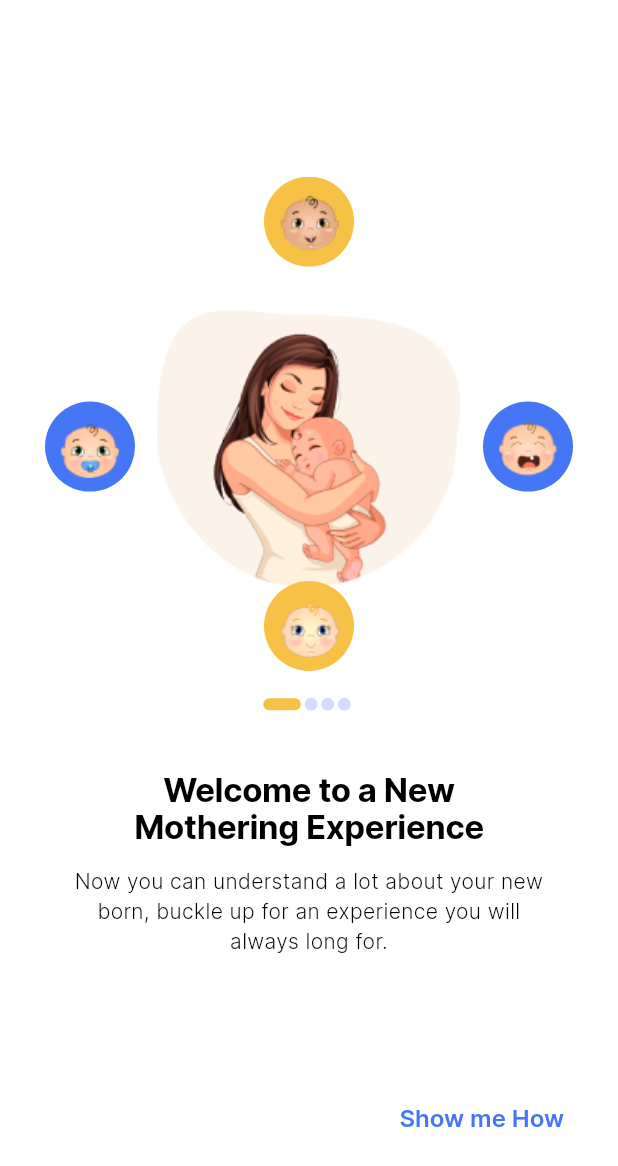
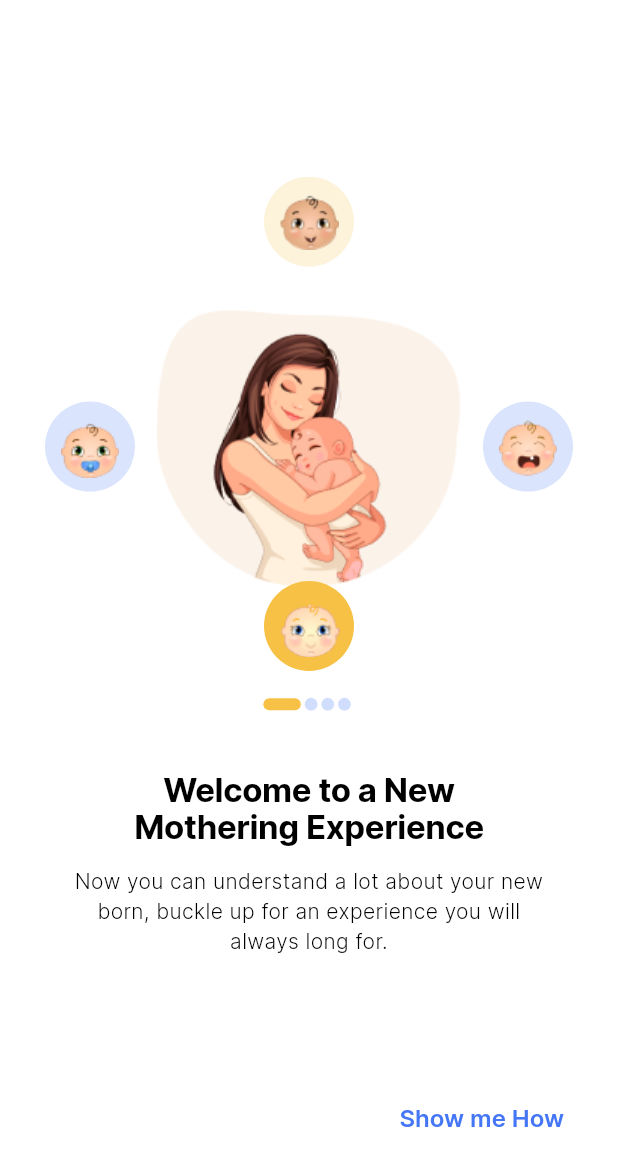
Before and after one commit to Cindy-dev/ubenwa_cynthia, a Flutter app: the screen it shows after launch, on a phone screen of 412 x 824 dp. Shown: the top 1166 px of the screen. Run offline on Flutter 3.47's test engine with Material 2 defaults, Android fonts, the phone set to English and light mode, and no system bars.

Commit message:
animated image implementation update

```diff
--- a/lib/presentation/utils/home_strings.dart
+++ b/lib/presentation/utils/home_strings.dart
@@ -5,4 +5,5 @@ class HomeStrings {
   static String predictCry = "assets/images/predict_cry.png";
   static String sun = "assets/images/sun-fog.png";
   static String wifi = "assets/images/wifi-square.png";
+  static String bell = "assets/images/bell.png";
 }
--- a/lib/presentation/widgets/onboarding_animated_image.dart
+++ b/lib/presentation/widgets/onboarding_animated_image.dart
@@ -23,21 +23,31 @@ class OnboardingAnimatedImage extends StatefulWidget {
 class _OnboardingAnimatedImageState extends State<OnboardingAnimatedImage>
     with TickerProviderStateMixin {
   late AnimationController animationController;
+  late AnimationController scalingAnimationController;
   late Animation<double> animation;
   late Tween<double> slideAnimation;
-  bool isSwiping = false;
+  late double imageOpacity;
 
   @override
   void initState() {
+    imageOpacity = 1;
     animationController = AnimationController(
       vsync: this,
       duration: const Duration(milliseconds: 700),
     );
+    //handles scaling of babies during rotation
+    scalingAnimationController = AnimationController(
+      vsync: this,
+      duration: const Duration(milliseconds: 500),
+    );
     animation =
-        Tween<double>(begin: 0, end: pi/2).animate(animationController);
-
+        Tween<double>(begin: 0, end: pi * 2).animate(animationController);
     widget.pageController.addListener(() {
-      animationController.forward(from: 0);
+      if (widget.pageController.page! > widget.currentPosition) {
+        _rotateChild();
+      } else {
+        _rotateChild(forward: false);
+      }
     });
     super.initState();
   }
@@ -46,12 +56,23 @@ class _OnboardingAnimatedImageState extends State<OnboardingAnimatedImage>
   void dispose() {
     widget.pageController.dispose();
     animationController.dispose();
+    scalingAnimationController.dispose();
     super.dispose();
   }
 
-  void _rotateChild() {
+  //saves the next stop of the animation controller
+  double animationTarget = 0.0;
+
+  void _rotateChild({bool forward = true}) {
     setState(() {
-      animationController.forward(from: 0);
+      if (forward) {
+        animationTarget = animationTarget + 0.25;
+      } else {
+        animationTarget = animationTarget - 0.25;
+      }
+      imageOpacity = 0.5;
+      animationController.animateTo(animationTarget);
+      scalingAnimationController.forward(from: 0);
     });
   }
 
@@ -69,39 +90,44 @@ class _OnboardingAnimatedImageState extends State<OnboardingAnimatedImage>
       onHorizontalDragUpdate: (direction) {
         if (direction.delta.dx < 0) {
           // Right Swipe
-          _rotateChild();
-          isSwiping = true;
           widget.pageController.nextPage(
               duration: const Duration(milliseconds: 10),
               curve: Curves.easeInOut);
-        } else if (direction.delta.dx > 0 ) {
+        } else if (direction.delta.dx > 0) {
           //Left Swipe
-          _rotateChild();
-          isSwiping = true;
           widget.pageController.previousPage(
               duration: const Duration(milliseconds: 10),
               curve: Curves.easeInOut);
         }
-      },
-      onHorizontalDragEnd: (direction) {
-        // Stop rotating the image when the user stops swiping
-        isSwiping = false;
       },
       child: Stack(
         children: [
           Positioned(
             right: 0,
             left: 0,
+            child: AnimatedOpacity(
+              curve: Curves.fastOutSlowIn,
+              opacity: imageOpacity,
+              duration: const Duration(milliseconds: 300),
               child: Image.asset(image),
+              onEnd: () {
+                setState(() {
+                  imageOpacity = 1.0;
+                });
+              },
+            ),
           ),
           AnimatedBuilder(
-            animation: animation,
+            animation: animationController,
             builder: (context, child) {
-              final extent =
-                  bounce2(animationController.value, start: 0, mid: 50, end: 0);
               return Transform.rotate(
                 angle: animation.value,
-                child: Stack(
+                child: AnimatedBuilder(
+                    animation: scalingAnimationController,
+                    builder: (context, ch) {
+                      final extent = bounce2(scalingAnimationController.value,
+                          start: 0, mid: 50, end: 0);
+                      return Stack(
                         children: [
                           Container(
                             height: context.deviceHeight() / 2.5,
@@ -116,8 +142,12 @@ class _OnboardingAnimatedImageState extends State<OnboardingAnimatedImage>
                               angle: -animation.value,
                               child: CircleAvatar(
                                 radius: 30,
-                          backgroundColor: context.themeData.colorScheme.secondary,
-                          child: Image.asset(OnboardingStrings.analytical),
+                                backgroundColor: colorChange(
+                                  2,
+                                  context.themeData.colorScheme.secondary,
+                                ),
+                                child:
+                                    Image.asset(OnboardingStrings.analytical),
                               ),
                             ),
                           ),
@@ -129,7 +159,10 @@ class _OnboardingAnimatedImageState extends State<OnboardingAnimatedImage>
                               angle: -animation.value,
                               child: CircleAvatar(
                                   radius: 30,
-                            backgroundColor: context.primaryColor,
+                                  backgroundColor: colorChange(
+                                    1,
+                                    context.primaryColor,
+                                  ),
                                   child: Image.asset(OnboardingStrings.cry)),
                             ),
                           ),
@@ -141,7 +174,10 @@ class _OnboardingAnimatedImageState extends State<OnboardingAnimatedImage>
                               angle: -animation.value,
                               child: CircleAvatar(
                                   radius: 30,
-                            backgroundColor: context.primaryColor,
+                                  backgroundColor: colorChange(
+                                    3,
+                                    context.primaryColor,
+                                  ),
                                   child: Image.asset(OnboardingStrings.happy)),
                             ),
                           ),
@@ -154,13 +190,17 @@ class _OnboardingAnimatedImageState extends State<OnboardingAnimatedImage>
                               angle: -animation.value,
                               child: CircleAvatar(
                                 radius: 30,
-                          backgroundColor: context.themeData.colorScheme.secondary,
+                                backgroundColor: colorChange(
+                                  0,
+                                  context.themeData.colorScheme.secondary,
+                                ),
                                 child: Image.asset(OnboardingStrings.baby1),
                               ),
                             ),
                           ),
                         ],
-                ),
+                      );
+                    }),
               );
             },
           ),
@@ -168,4 +208,13 @@ class _OnboardingAnimatedImageState extends State<OnboardingAnimatedImage>
       ),
     );
   }
+
+  Color colorChange(int babyPosition, Color babyColor) {
+    int index = widget.currentPosition;
+    if (index == babyPosition) {
+      return babyColor;
+    } else {
+      return babyColor.withOpacity(0.2);
     }
+  }
+}
--- a/lib/utils/theme/theme.dart
+++ b/lib/utils/theme/theme.dart
@@ -69,7 +69,6 @@ ThemeData _buildLightTheme() {
       headlineLarge: AppTextStyles.headingBold,
       headlineMedium: AppTextStyles.headingSemiBold,
       titleLarge: AppTextStyles.headingSemiBold,
-
       titleMedium: AppTextStyles.bodySemiBold,
       bodyMedium: AppTextStyles.bodyMedium,
       bodyLarge: AppTextStyles.bodySemiBold,
```
Also changed, not shown: lib/presentation/screens/home_screen.dart (+22 -1 lines), lib/presentation/widgets/home_overview_widget.dart (added, +48 -0 lines), assets/images/2x/bell.png (added), assets/images/3x/bell.png (added), assets/images/bell.png (added). Lines whose indentation alone changed are shown as unchanged.
